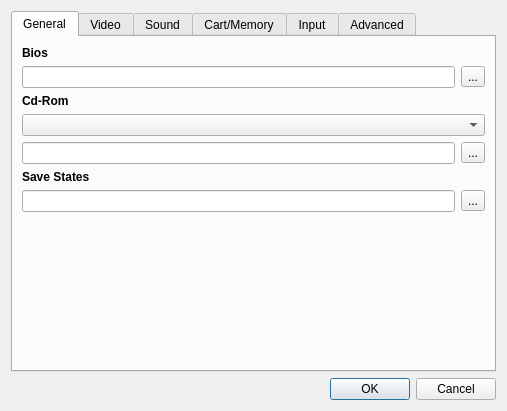
This is yabause/src/qt/ui/UISettings.ui in KitoHo/yabause as Qt 5 draws it before an edit. The edited form follows.
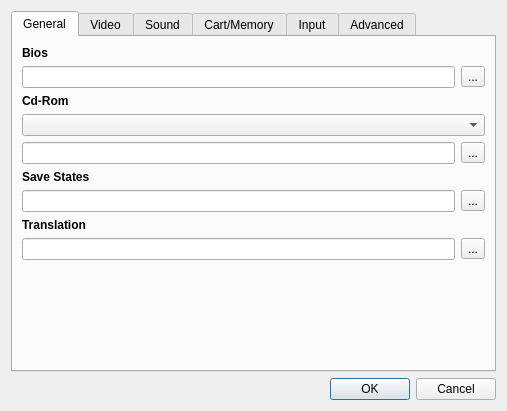
This is the edited form.

Commit message: Add support for translation file

The edit to the form file:
```diff
--- a/yabause/src/qt/ui/UISettings.ui
+++ b/yabause/src/qt/ui/UISettings.ui
@@ -19,6 +19,14 @@
       <number>0</number>
      </property>
      <widget class="QWidget" name="wGeneral" >
+      <property name="geometry" >
+       <rect>
+        <x>0</x>
+        <y>0</y>
+        <width>487</width>
+        <height>329</height>
+       </rect>
+      </property>
       <attribute name="title" >
        <string>General</string>
       </attribute>
@@ -104,7 +112,7 @@
          </property>
         </widget>
        </item>
-       <item row="7" column="0" >
+       <item row="10" column="0" >
         <spacer>
          <property name="orientation" >
           <enum>Qt::Vertical</enum>
@@ -117,6 +125,32 @@
          </property>
         </spacer>
        </item>
+       <item row="7" column="0" colspan="2" >
+        <widget class="QLabel" name="lTranslation" >
+         <property name="font" >
+          <font>
+           <weight>75</weight>
+           <bold>true</bold>
+          </font>
+         </property>
+         <property name="text" >
+          <string>Translation</string>
+         </property>
+         <property name="textFormat" >
+          <enum>Qt::PlainText</enum>
+         </property>
+        </widget>
+       </item>
+       <item row="9" column="0" >
+        <widget class="QLineEdit" name="leTranslation" />
+       </item>
+       <item row="9" column="1" >
+        <widget class="QToolButton" name="tbTranslation" >
+         <property name="text" >
+          <string>...</string>
+         </property>
+        </widget>
+       </item>
       </layout>
      </widget>
      <widget class="QWidget" name="wVideo" >
```
Left out of the diff: 69 changed lines with no effect on the pictures. The commit also changes 2 other files.
